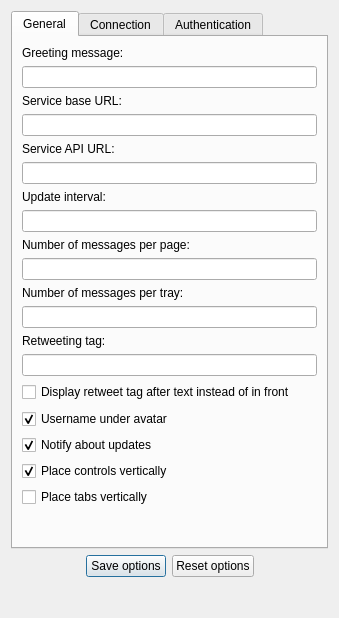
Above: trunk/src/OptionsDialog.ui from asolfre/qwit before the change. Below: the same form after it.
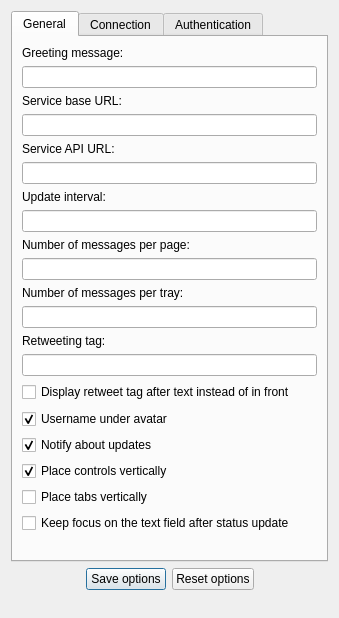
That is the form after the change.

Commit message: Fixed focus behavior (issue 68)

What changed in the file:
```diff
--- a/trunk/src/OptionsDialog.ui
+++ b/trunk/src/OptionsDialog.ui
@@ -169,6 +169,13 @@
              </property>
             </widget>
            </item>
+           <item>
+            <widget class="QCheckBox" name="keepFocusAfterUpdateCheckBox" >
+             <property name="text" >
+              <string>Keep focus on the text field after status update</string>
+             </property>
+            </widget>
+           </item>
           </layout>
          </item>
          <item row="1" column="0" >
```
The commit also changes 3 other files.
